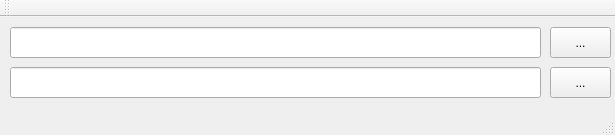
This is mainwindow.ui in RStravinsky/ExcelToXML as Qt 5 draws it before an edit. The edited form follows.
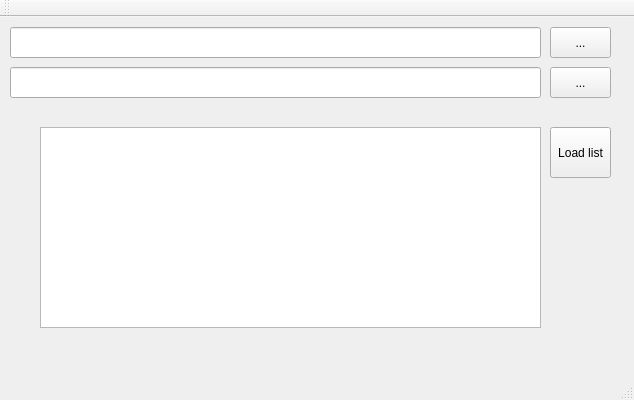
This is the edited form.

Commit message: Added finder class

```diff
--- a/mainwindow.ui
+++ b/mainwindow.ui
@@ -6,8 +6,8 @@
    <rect>
     <x>0</x>
     <y>0</y>
-    <width>615</width>
-    <height>135</height>
+    <width>634</width>
+    <height>400</height>
    </rect>
   </property>
   <property name="windowTitle">
@@ -60,6 +60,29 @@
      <string>...</string>
     </property>
    </widget>
+   <widget class="QTextEdit" name="partTextEdit">
+    <property name="geometry">
+     <rect>
+      <x>40</x>
+      <y>110</y>
+      <width>501</width>
+      <height>201</height>
+     </rect>
+    </property>
+   </widget>
+   <widget class="QPushButton" name="loadListButton">
+    <property name="geometry">
+     <rect>
+      <x>550</x>
+      <y>110</y>
+      <width>61</width>
+      <height>51</height>
+     </rect>
+    </property>
+    <property name="text">
+     <string>Load list</string>
+    </property>
+   </widget>
   </widget>
   <widget class="QMenuBar" name="menuBar">
    <property name="geometry">
```
Left out of the diff: 4 changed lines with no effect on the pictures. The commit also changes 27 other files.
